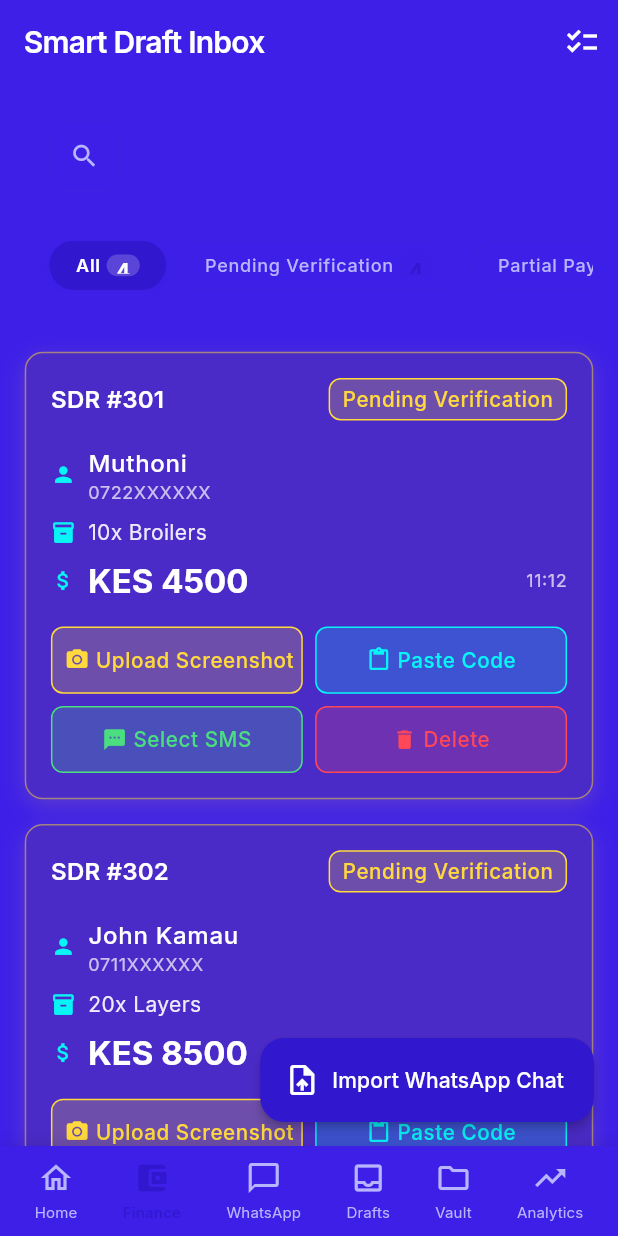
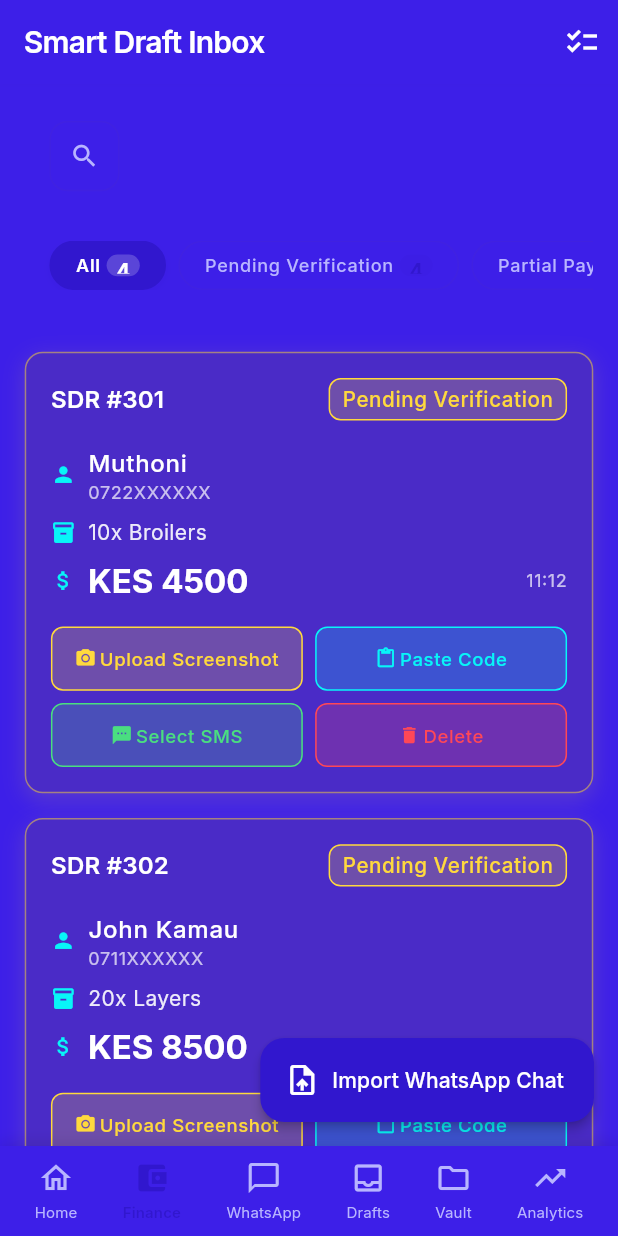
Before and after one commit to Davedave001/zacca-afri-flow, a Flutter app: the screen it shows after launch, on a phone screen of 412 x 824 dp. Run offline on Flutter 3.47's test engine with Material 3 defaults, Android fonts, the phone set to English and light mode, and no system bars; our stand-ins replace cached_network_image, connectivity_plus, file_picker, fl_chart, flutter_slidable, flutter_svg and 3 more.

Commit message:
fix: resolve RenderFlex overflow in SDR card widget
🔧 Layout Fix:
- Fixed RenderFlex overflow by 2.4 pixels in sdr_card_widget.dart line 245
- Added mainAxisSize: MainAxisSize.min to Row widget
- Wrapped Text widget with Flexible to prevent overflow
- Reduced icon size from 4.w to 3.5.w for better fit
- Reduced spacing from 1.w to 0.5.w
- Reduced font size from 10.sp to 9.sp
- Added TextOverflow.ellipsis and maxLines: 1 for text safety

✨ Result: No more layout overflow errors, better responsive design

```diff
--- a/zacca_ai/lib/presentation/smart_draft_inbox/widgets/sdr_card_widget.dart
+++ b/zacca_ai/lib/presentation/smart_draft_inbox/widgets/sdr_card_widget.dart
@@ -244,20 +244,25 @@ class SDRCardWidget extends StatelessWidget {
         ),
         child: Row(
           mainAxisAlignment: MainAxisAlignment.center,
+          mainAxisSize: MainAxisSize.min,
           children: [
             Icon(
               icon,
               color: color,
-              size: 4.w,
+              size: 3.5.w,
             ),
-            SizedBox(width: 1.w),
-            Text(
-              label,
-              style: Theme.of(context).textTheme.bodySmall?.copyWith(
-                    color: color,
-                    fontWeight: FontWeight.w500,
-                    fontSize: 10.sp,
-                  ),
+            SizedBox(width: 0.5.w),
+            Flexible(
+              child: Text(
+                label,
+                style: Theme.of(context).textTheme.bodySmall?.copyWith(
+                      color: color,
+                      fontWeight: FontWeight.w500,
+                      fontSize: 9.sp,
+                    ),
+                overflow: TextOverflow.ellipsis,
+                maxLines: 1,
+              ),
             ),
           ],
         ),
```
